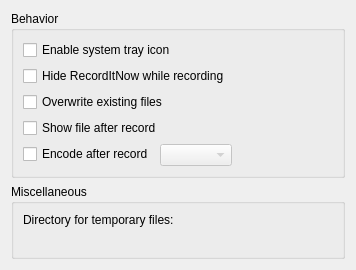
The window that src/ui/settings.ui (hippich/recorditnow) describes before a commit, drawn with Qt 5.
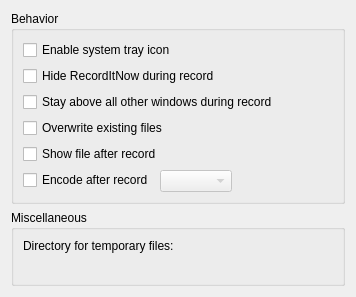
The same window after the commit. Custom widgets are drawn as their Qt base class.

Commit message: stay on top option

What changed in the file:
```diff
--- a/src/ui/settings.ui
+++ b/src/ui/settings.ui
@@ -7,7 +7,7 @@
     <x>0</x>
     <y>0</y>
     <width>356</width>
-    <height>270</height>
+    <height>297</height>
    </rect>
   </property>
   <property name="windowTitle">
@@ -36,32 +36,32 @@
       <item row="1" column="0" colspan="2">
        <widget class="QCheckBox" name="kcfg_hideOnRecord">
         <property name="text">
-         <string>Hide RecordItNow while recording</string>
+         <string>Hide RecordItNow during record</string>
         </property>
        </widget>
       </item>
-      <item row="2" column="0" colspan="2">
+      <item row="3" column="0" colspan="2">
        <widget class="QCheckBox" name="kcfg_overwrite">
         <property name="text">
          <string>Overwrite existing files</string>
         </property>
        </widget>
       </item>
-      <item row="3" column="0" colspan="2">
+      <item row="4" column="0" colspan="2">
        <widget class="QCheckBox" name="kcfg_showVideo">
         <property name="text">
          <string>Show file after record</string>
         </property>
        </widget>
       </item>
-      <item row="4" column="0">
+      <item row="6" column="0">
        <widget class="QCheckBox" name="kcfg_encode">
         <property name="text">
          <string>Encode after record</string>
         </property>
        </widget>
       </item>
-      <item row="4" column="1">
+      <item row="6" column="1">
        <widget class="KComboBox" name="encoderCombo">
         <property name="enabled">
          <bool>false</bool>
@@ -77,6 +77,13 @@
         </property>
        </widget>
       </item>
+      <item row="2" column="0" colspan="2">
+       <widget class="QCheckBox" name="kcfg_stayOnTop">
+        <property name="text">
+         <string>Stay above all other windows during record</string>
+        </property>
+       </widget>
+      </item>
      </layout>
     </widget>
    </item>
```
The commit also changes 2 other files.
